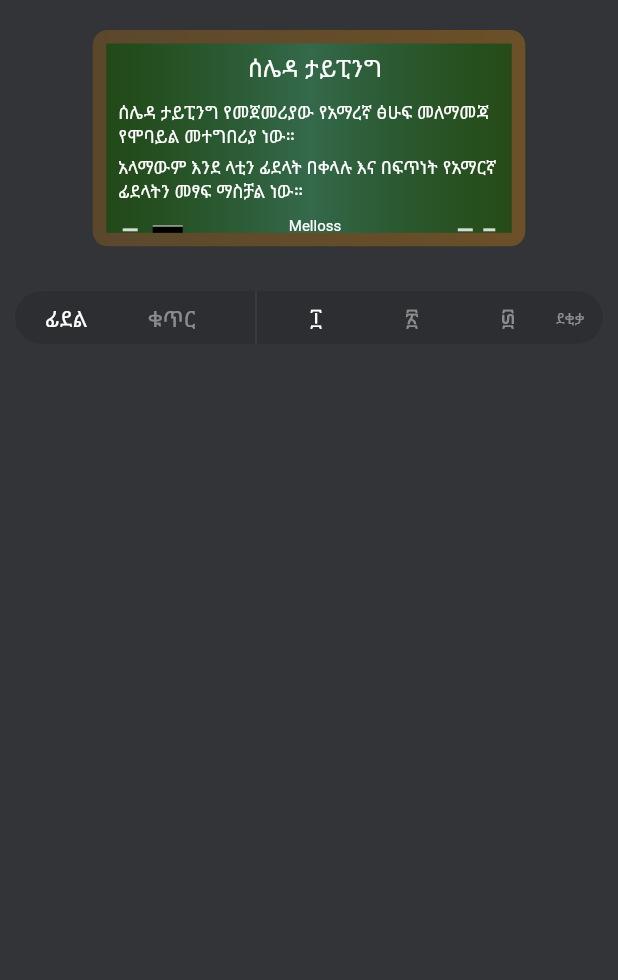
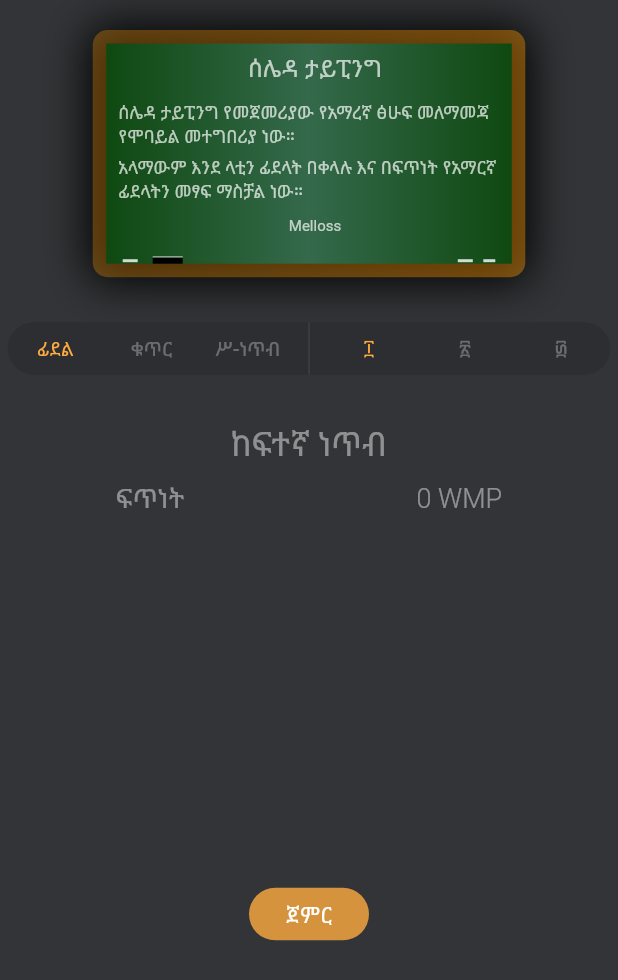
Before and after one commit to Melloss/Seleda-Typing, a Flutter app: the screen it shows after launch, on a phone screen of 412 x 824 dp. Shown: the top 980 px of the screen. Run offline on Flutter 3.47's test engine with Material 2 defaults, Android fonts, the light colour scheme and no system bars; drawn by our look-alikes of animated_text_kit; our stand-ins replace get; Roboto replaces fonts that are missing (roboto).

Commit message:
score feature finished

```diff
--- /dev/null
+++ b/lib/controller/score_controller.dart
@@ -0,0 +1,9 @@
+import 'package:get/get.dart';
+
+class ScoreController extends GetxController {
+  RxInt highScore = 0.obs;
+  RxInt currentAccuracy = 0.obs;
+  RxInt currentSpeed = 0.obs;
+  RxBool isPlayed = false.obs;
+  RxBool isHighScore = false.obs;
+}
--- a/lib/helper/color_pallet.dart
+++ b/lib/helper/color_pallet.dart
@@ -8,4 +8,5 @@ mixin ColorPallet {
   final optionBackground = Color(0xFF2C2E31);
   final blackBoardColor1 = Color(0xFF34694B);
   final blackBoardColor2 = Color.fromARGB(255, 15, 73, 17);
+  final primaryColor = Colors.orangeAccent;
 }
--- a/lib/home.dart
+++ b/lib/home.dart
@@ -1,6 +1,8 @@
 import 'package:flutter/material.dart';
 import './helper/color_pallet.dart';
 import 'dart:async';
+import 'package:get/get.dart';
+import 'controller/score_controller.dart';
 
 class Home extends StatefulWidget {
   const Home({super.key});
@@ -11,11 +13,12 @@ class Home extends StatefulWidget {
 
 class _HomeState extends State<Home> with ColorPallet {
   final textController = TextEditingController();
+  final scoreController = Get.put(ScoreController());
   String currentText =
       "Selam new Melloss Endet Nek hiwot endet nat Menor min yimesilal ee?";
   int index = -1;
   List<bool> isCorrect = [];
-  late Timer timer;
+  var timer = null;
   int second = 0;
   int wpm = 0;
   int accuracy = 0;
@@ -51,52 +54,45 @@ class _HomeState extends State<Home> with ColorPallet {
     accuracy =
         ((100 * (currentText.length - numberOfError)) / currentText.length)
             .round();
-    showDialog(
-        context: context,
-        builder: (context) {
-          return AlertDialog(
-            title: const Center(child: Text("Result")),
-            content: Text(
-                "Speed: $wpm WPM\nAccuracy: ${accuracy < 0 ? 0 : accuracy}%",
-                textScaleFactor: 1.3),
-            actions: [
-              TextButton(
-                onPressed: () {
+    scoreController.currentAccuracy.value = accuracy;
+    scoreController.currentSpeed.value = wpm;
     textController.text = "";
-                  Navigator.of(context).pop();
-                  isCorrect =
-                      currentText.split('').map((value) => true).toList();
+    isCorrect = currentText.split('').map((value) => true).toList();
     setState(() {
       second = 0;
       isCorrect = isCorrect;
       index = -1;
       numberOfError = 0;
     });
-                },
-                child: const Text("OK"),
-              )
-            ],
-          );
-        });
+    if (scoreController.currentSpeed.value > scoreController.highScore.value) {
+      scoreController.highScore.value = scoreController.currentSpeed.value;
+      scoreController.isHighScore.value = true;
+    }
+    scoreController.isPlayed.value = true;
+    Get.back();
   }
 
   @override
   void initState() {
     isCorrect = currentText.split('').map((value) => true).toList();
     _focusNode = FocusNode();
-
+    //scoreController.isPlayed.value = false;
     super.initState();
   }
 
   @override
   void dispose() {
+    if (timer != null) {
       timer.cancel();
+    }
     textController.dispose();
     _focusNode.dispose();
     super.dispose();
   }
 
   void textOnchangeHandler(String text) {
+    scoreController.isPlayed.value = false;
+    scoreController.isHighScore.value = false;
     int currentIndex = text.length - 1;
     if (text.length <= currentText.length) {
       if (text.isNotEmpty) {
@@ -114,7 +110,6 @@ class _HomeState extends State<Home> with ColorPallet {
             numberOfError++;
             isCorrect = isCorrect;
           });
-          print("Error: $numberOfError");
         }
 
         setState(() {
@@ -144,6 +139,16 @@ class _HomeState extends State<Home> with ColorPallet {
   @override
   Widget build(BuildContext context) {
     return Scaffold(
+      appBar: AppBar(
+        backgroundColor: backgroundColor,
+        elevation: 0,
+        leading: IconButton(
+          onPressed: () {
+            Get.back();
+          },
+          icon: Icon(Icons.arrow_back_ios, size: 15, color: inactiveColor),
+        ),
+      ),
       body: GestureDetector(
         onTap: openKeyboard,
         child: Container(
--- a/lib/main.dart
+++ b/lib/main.dart
@@ -1,20 +1,22 @@
 import 'package:flutter/material.dart';
 import './starter_page.dart';
 import './helper/color_pallet.dart';
+import 'package:get/get.dart';
 
 class App extends StatelessWidget with ColorPallet {
   App({super.key});
 
   @override
   Widget build(BuildContext context) {
-    return MaterialApp(
+    return GetMaterialApp(
       home: const StarterPage(),
       theme: ThemeData.dark().copyWith(
           textButtonTheme: TextButtonThemeData(
               style: ButtonStyle(
-        padding: const MaterialStatePropertyAll(
-            EdgeInsets.symmetric(horizontal: 20)),
-        foregroundColor: MaterialStatePropertyAll(inactiveColor),
+        padding:
+            const MaterialStatePropertyAll(EdgeInsets.symmetric(horizontal: 5)),
+        foregroundColor:
+            MaterialStatePropertyAll(inactiveColor.withOpacity(0.3)),
       ))),
     );
   }
--- a/lib/starter_page.dart
+++ b/lib/starter_page.dart
@@ -1,6 +1,9 @@
 import 'package:flutter/material.dart';
 import './helper/color_pallet.dart';
 import 'package:animated_text_kit/animated_text_kit.dart';
+import 'package:get/get.dart';
+import '/home.dart';
+import 'controller/score_controller.dart';
 
 class StarterPage extends StatefulWidget {
   const StarterPage({super.key});
@@ -10,10 +13,12 @@ class StarterPage extends StatefulWidget {
 }
 
 class _StarterPageState extends State<StarterPage> with ColorPallet {
-  List<bool> isActive = [true, false, true, false, false];
+  List<bool> isActive = [true, false, false, true, false, false];
   bool startNext = false;
   bool startNextNext = false;
   bool startNextNextNext = false;
+  final scoreController = Get.put(ScoreController());
+
   @override
   Widget build(BuildContext context) {
     return Scaffold(
@@ -22,6 +27,10 @@ class _StarterPageState extends State<StarterPage> with ColorPallet {
         children: [
           _buildBlackBoard(),
           _buildOptionPane(),
+          _buildScoreResult(),
+          Expanded(child: Container()),
+          _buildPlayButton(),
+          Expanded(child: Container()),
         ],
       ),
     );
@@ -29,7 +38,8 @@ class _StarterPageState extends State<StarterPage> with ColorPallet {
 
   _buildOptionPane() {
     return Container(
-      margin: const EdgeInsets.symmetric(horizontal: 10, vertical: 30),
+      clipBehavior: Clip.antiAlias,
+      margin: const EdgeInsets.symmetric(horizontal: 5, vertical: 30),
       width: double.infinity,
       height: 35,
       decoration: BoxDecoration(
@@ -40,12 +50,12 @@ class _StarterPageState extends State<StarterPage> with ColorPallet {
         children: [
           _buildTextButton(0, 'ፊደል'),
           _buildTextButton(1, 'ቁጥር'),
+          _buildTextButton(2, 'ሥ-ነጥብ'),
           Expanded(child: Container()),
           const VerticalDivider(),
-          _buildTextButton(2, '፲'),
-          _buildTextButton(3, '፳'),
-          _buildTextButton(4, '፴'),
-          Text('ደቂቃ', style: TextStyle(color: inactiveColor, fontSize: 10)),
+          _buildTextButton(3, '፲'),
+          _buildTextButton(4, '፳'),
+          _buildTextButton(5, '፴'),
           Expanded(child: Container()),
         ],
       ),
@@ -55,10 +65,10 @@ class _StarterPageState extends State<StarterPage> with ColorPallet {
   _buildTextButton(int index, String text) {
     return TextButton(
       onPressed: () {
-        if (index > 1) {
-          isActive[2] = false;
+        if (index > 2) {
           isActive[3] = false;
           isActive[4] = false;
+          isActive[5] = false;
           setState(() {
             isActive[index] = true;
           });
@@ -70,8 +80,8 @@ class _StarterPageState extends State<StarterPage> with ColorPallet {
       },
       style: ButtonStyle(
           foregroundColor: MaterialStatePropertyAll(
-              isActive[index] ? Colors.white : inactiveColor)),
-      child: Text(text, style: const TextStyle(fontSize: 15)),
+              isActive[index] ? primaryColor : inactiveColor.withOpacity(0.3))),
+      child: Text(text, style: const TextStyle(fontSize: 13)),
     );
   }
 
@@ -81,24 +91,29 @@ class _StarterPageState extends State<StarterPage> with ColorPallet {
         Container(
           margin: const EdgeInsets.only(top: 20),
           width: MediaQuery.of(context).size.width * 0.7,
-          height: MediaQuery.of(context).size.width * 0.35,
+          height: MediaQuery.of(context).size.width * 0.4,
           decoration: BoxDecoration(
-            gradient: LinearGradient(
-              colors: [
-                Colors.orange.withOpacity(0.2),
-                Colors.orange.withOpacity(0.28),
-              ],
-            ),
-            borderRadius: BorderRadius.circular(10),
-          ),
+              gradient: LinearGradient(
+                colors: [
+                  Colors.orange.withOpacity(0.3),
+                  Colors.orange.withOpacity(0.4),
+                ],
+              ),
+              borderRadius: BorderRadius.circular(10),
+              boxShadow: const [
+                BoxShadow(
+                  blurRadius: 25,
+                  spreadRadius: 2,
+                )
+              ]),
           child: Container(
             margin: const EdgeInsets.all(9),
             decoration: BoxDecoration(
                 gradient: LinearGradient(
               colors: [
-                blackBoardColor2.withOpacity(0.75),
+                blackBoardColor2,
                 blackBoardColor1,
-                blackBoardColor2.withOpacity(0.75),
+                blackBoardColor2,
               ],
             )),
             child: Padding(
@@ -122,6 +137,7 @@ class _StarterPageState extends State<StarterPage> with ColorPallet {
                             textAlign: TextAlign.center,
                             speed: const Duration(milliseconds: 300),
                             textStyle: const TextStyle(
+                              color: Colors.white70,
                               fontSize: 16,
                             )),
                       ],
@@ -143,6 +159,9 @@ class _StarterPageState extends State<StarterPage> with ColorPallet {
                             speed: const Duration(milliseconds: 200),
                             curve: Curves.easeOut,
                             textAlign: TextAlign.left,
+                            textStyle: TextStyle(
+                              color: Colors.white70,
+                            ),
                           ),
                         ],
                       ),
@@ -164,6 +183,9 @@ class _StarterPageState extends State<StarterPage> with ColorPallet {
                             speed: const Duration(milliseconds: 200),
                             curve: Curves.easeInOut,
                             textAlign: TextAlign.left,
+                            textStyle: const TextStyle(
+                              color: Colors.white70,
+                            ),
                           ),
                         ],
                       ),
@@ -186,7 +208,8 @@ class _StarterPageState extends State<StarterPage> with ColorPallet {
                             speed: const Duration(milliseconds: 200),
                             curve: Curves.bounceOut,
                             textAlign: TextAlign.end,
-                            textStyle: const TextStyle(fontSize: 10),
+                            textStyle: const TextStyle(
+                                fontSize: 10, color: Colors.white70),
                           ),
                         ],
                       ),
@@ -245,4 +268,98 @@ class _StarterPageState extends State<StarterPage> with ColorPallet {
       ],
     );
   }
+
+  _buildScoreResult() {
+    return Column(
+      children: [
+        Obx(() => _buildText('ከፍተኛ ነጥብ',
+            size: 22,
+            color: scoreController.isHighScore.value
+                ? primaryColor
+                : inactiveColor)),
+        const SizedBox(height: 10),
+        Obx(
+          () => Row(
+            mainAxisAlignment: MainAxisAlignment.spaceAround,
+            children: [
+              _buildText('ፍጥነት',
+                  color: scoreController.isHighScore.value
+                      ? primaryColor
+                      : inactiveColor),
+              _buildText('${scoreController.highScore.value} WMP',
+                  color: scoreController.isHighScore.value
+                      ? primaryColor
+                      : inactiveColor),
+            ],
+          ),
+        ),
+        const SizedBox(height: 20),
+        Obx(
+          () => Visibility(
+              visible: scoreController.isPlayed.value,
+              child: _buildText('ያገኙት ነጥብ', size: 22, color: primaryColor)),
+        ),
+        const SizedBox(height: 20),
+        Obx(
+          () => Visibility(
+            visible: scoreController.isPlayed.value,
+            child: Row(
+              mainAxisAlignment: MainAxisAlignment.spaceAround,
+              children: [
+                _buildText('ፍጥነት', color: primaryColor),
+                _buildText('${scoreController.currentSpeed.value} WPM',
+                    color: primaryColor),
+              ],
+            ),
+          ),
+        ),
+        const SizedBox(height: 10),
+        Obx(
+          () => Visibility(
+            visible: scoreController.isPlayed.value,
+            child: Row(
+              mainAxisAlignment: MainAxisAlignment.spaceAround,
+              children: [
+                _buildText('ትክክለኛነት', color: primaryColor),
+                _buildText(
+                    '${scoreController.currentAccuracy.value < 0 ? 0 : scoreController.currentAccuracy.value}%',
+                    color: primaryColor),
+              ],
+            ),
+          ),
+        ),
+      ],
+    );
+  }
+
+  _buildText(String text,
+      {Color color = Colors.white,
+      double size = 18,
+      FontWeight weight = FontWeight.w300}) {
+    return Text(text,
+        style: TextStyle(
+          color: color,
+          fontSize: size,
+          fontFamily: 'roboto',
+          fontWeight: weight,
+        ));
+  }
+
+  _buildPlayButton() {
+    return Container(
+      clipBehavior: Clip.antiAlias,
+      width: 80,
+      height: 35,
+      decoration: BoxDecoration(
+        color: primaryColor.withOpacity(0.8),
+        borderRadius: BorderRadius.circular(30),
+      ),
+      child: MaterialButton(
+        onPressed: () {
+          Get.to(() => Home());
+        },
+        child: _buildText('ጀምር', size: 15),
+      ),
+    );
+  }
 }
--- a/pubspec.yaml
+++ b/pubspec.yaml
@@ -38,6 +38,7 @@ dependencies:
   sqflite: ^2.2.8+4
   shared_preferences: ^2.2.0
   animated_text_kit: ^4.2.2
+  get: ^4.6.5
 
 dev_dependencies:
   flutter_test:
```
Also changed, not shown: pubspec.lock. Lines whose indentation alone changed are shown as unchanged.
